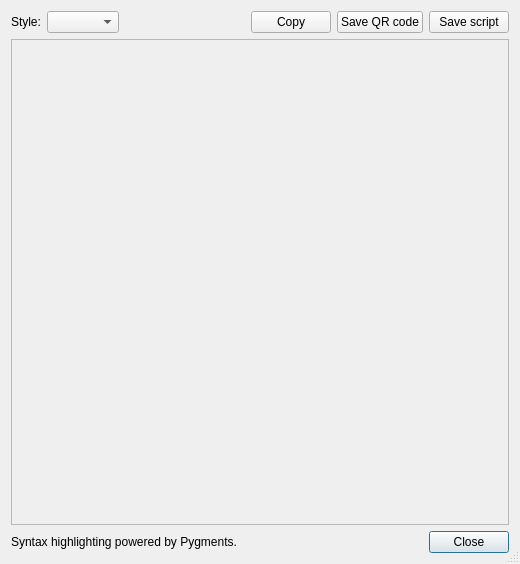
Before: the Qt Designer form core/io/script.ui in KmolYuan/Pyslvs-UI, drawn with Qt 5.
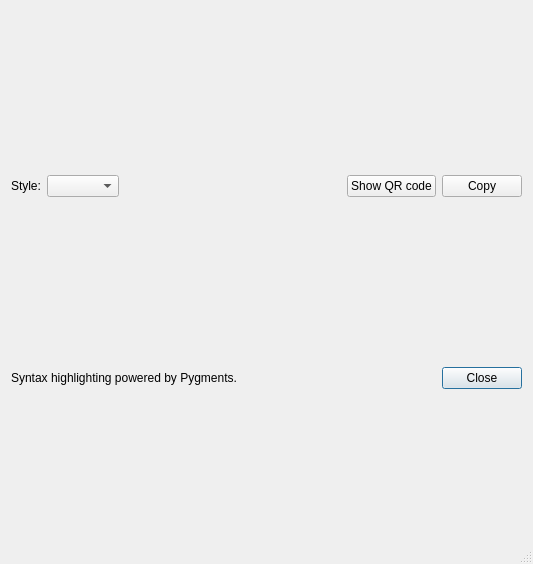
After: the same form once the commit is applied. Icons and pictures are not drawn.

The edit to the form file:
```diff
--- a/core/io/script.ui
+++ b/core/io/script.ui
@@ -9,7 +9,7 @@
    <rect>
     <x>0</x>
     <y>0</y>
-    <width>520</width>
+    <width>533</width>
     <height>564</height>
    </rect>
   </property>
@@ -52,6 +52,16 @@
        </property>
       </spacer>
      </item>
+     <item>
+      <widget class="QPushButton" name="show_qrcode">
+       <property name="text">
+        <string>Show QR code</string>
+       </property>
+       <property name="autoDefault">
+        <bool>false</bool>
+       </property>
+      </widget>
+     </item>
      <item>
       <widget class="QPushButton" name="copy">
        <property name="contextMenuPolicy">
@@ -65,56 +75,8 @@
        </property>
       </widget>
      </item>
-     <item>
-      <widget class="QPushButton" name="save_qrcode">
-       <property name="text">
-        <string>Save QR code</string>
-       </property>
-       <property name="autoDefault">
-        <bool>false</bool>
-       </property>
-      </widget>
-     </item>
-     <item>
-      <widget class="QPushButton" name="save_script">
-       <property name="text">
-        <string>Save script</string>
-       </property>
-       <property name="autoDefault">
-        <bool>false</bool>
-       </property>
-      </widget>
-     </item>
     </layout>
    </item>
-   <item>
-    <widget class="QSplitter" name="main_splitter">
-     <widget class="QScrollArea" name="scroll_area">
-      <property name="widgetResizable">
-       <bool>true</bool>
-      </property>
-      <widget class="QWidget" name="qrcode_widget">
-       <property name="geometry">
-        <rect>
-         <x>0</x>
-         <y>0</y>
-         <width>500</width>
-         <height>176</height>
-        </rect>
-       </property>
-       <layout class="QVBoxLayout" name="verticalLayout_2">
-        <item>
-         <widget class="QLabel" name="qrcode_image">
-          <property name="alignment">
-           <set>Qt::AlignCenter</set>
-          </property>
-         </widget>
-        </item>
-       </layout>
-      </widget>
-     </widget>
-    </widget>
-   </item>
    <item>
     <layout class="QHBoxLayout" name="horizontalLayout">
      <item>
```
Left out of the diff: 2 changed lines with no effect on the pictures.
